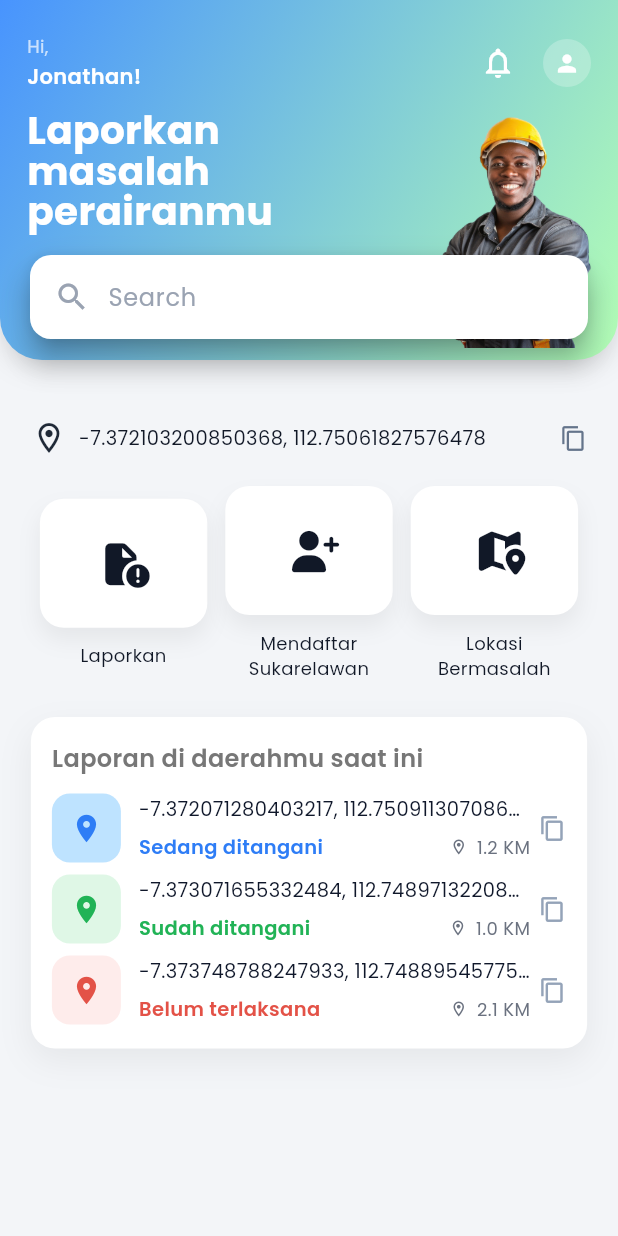
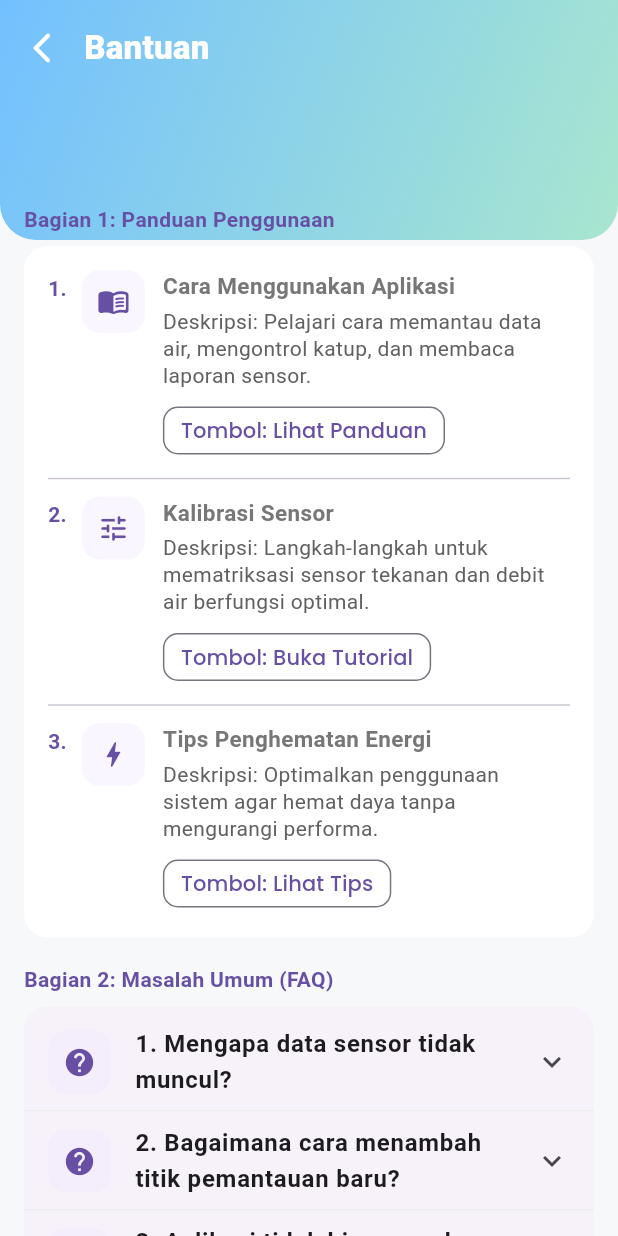
Before and after one commit to ArifbillahKamil/Water-Guard-Project, a Flutter app: the screen it shows after launch, on a phone screen of 412 x 824 dp. Run offline on Flutter 3.47's test engine with Material 3 defaults, Android fonts, the phone set to English and light mode, and no system bars; our stand-ins replace font_awesome_flutter, google_fonts, image_picker.

Commit message:
Update screen Bantuan

```diff
--- a/lib/main.dart
+++ b/lib/main.dart
@@ -1,4 +1,6 @@
 import 'package:flutter/material.dart';
+import 'package:flutter_application_1/screens/Worker_Sign_up.dart';
+import 'package:flutter_application_1/screens/bantuan_screen.dart';
 import 'package:flutter_application_1/screens/dashboard_screen.dart';
 import 'package:flutter_application_1/screens/forgot_password.dart';
 import 'package:flutter_application_1/screens/loading_screen.dart';
@@ -9,6 +11,7 @@ import 'package:flutter_application_1/screens/profile_settings_screen.dart';
 import 'package:flutter_application_1/screens/register_screen.dart';
 import 'package:flutter_application_1/screens/report_screen.dart';
 import 'package:flutter_application_1/screens/splash_screen.dart';
+import 'package:flutter_application_1/screens/bantuan_screen.dart';
 import 'theme/app_theme.dart';
 
 void main() {
@@ -24,7 +27,7 @@ class MyApp extends StatelessWidget {
       title: 'Pelaporan Perairan',
       theme: AppTheme.lightTheme,
       debugShowCheckedModeBanner: false,
-      home: const Dashboard(),
+      home: const BantuanScreen(),
     );
   }
 }
--- /dev/null
+++ b/lib/screens/bantuan_screen.dart
@@ -0,0 +1,501 @@
+import 'package:flutter/material.dart';
+
+class BantuanScreen extends StatelessWidget {
+  const BantuanScreen({super.key});
+
+  @override
+  Widget build(BuildContext context) {
+    final cs = Theme.of(context).colorScheme;
+
+    return Scaffold(
+      backgroundColor: const Color(0xFFF7F8FA),
+      // Tidak pakai AppBar tinggi/ flexibleSpace lagi
+      body: SafeArea(
+        child: Stack(
+          children: [
+            // ==== HEADER GRADIENT SEBAGAI BAGIAN BODY (LAYOUT STABIL) ====
+            Container(
+              height: 160,
+              decoration: const BoxDecoration(
+                gradient: LinearGradient(
+                  colors: [Color(0xFF73C0FF), Color(0xFFA8E6CF)],
+                  begin: Alignment.topLeft,
+                  end: Alignment.bottomRight,
+                ),
+                borderRadius: BorderRadius.vertical(bottom: Radius.circular(24)),
+              ),
+            ),
+
+            // ==== KONTEN SCROLLABLE; KITA KASIH PADDING TOP SUPAYA TIDAK KE-TIMPA HEADER ====
+            SingleChildScrollView(
+              padding: const EdgeInsets.fromLTRB(16, 16 + 120, 16, 24),
+              child: Column(
+                crossAxisAlignment: CrossAxisAlignment.start,
+                children: [
+                  // Section 1
+                  _SectionLabel('Bagian 1: Panduan Penggunaan'),
+                  const SizedBox(height: 8),
+                  _CardSection(
+                    children: [
+                      _GuideTile(
+                        index: 1,
+                        leading: Icons.menu_book_rounded,
+                        title: 'Cara Menggunakan Aplikasi',
+                        description:
+                            'Pelajari cara memantau data air, mengontrol katup, dan membaca laporan sensor.',
+                        buttonText: 'Lihat Panduan',
+                        onPressed: () {},
+                      ),
+                      const Divider(height: 24),
+                      _GuideTile(
+                        index: 2,
+                        leading: Icons.tune_rounded,
+                        title: 'Kalibrasi Sensor',
+                        description:
+                            'Langkah-langkah untuk mematriksasi sensor tekanan dan debit air berfungsi optimal.',
+                        buttonText: 'Buka Tutorial',
+                        onPressed: () {},
+                      ),
+                      const Divider(height: 24),
+                      _GuideTile(
+                        index: 3,
+                        leading: Icons.bolt_rounded,
+                        title: 'Tips Penghematan Energi',
+                        description:
+                            'Optimalkan penggunaan sistem agar hemat daya tanpa mengurangi performa.',
+                        buttonText: 'Lihat Tips',
+                        onPressed: () {},
+                      ),
+                    ],
+                  ),
+
+                  const SizedBox(height: 18),
+                  const _SectionLabel('Bagian 2: Masalah Umum (FAQ)'),
+                  const SizedBox(height: 8),
+                  const _FaqAccordion(
+                    faqs: [
+                      _FaqItem(
+                        question: 'Mengapa data sensor tidak muncul?',
+                        answer:
+                            'Pastikan koneksi internet stabil dan sensor telah tersinkron dengan server pusat.',
+                      ),
+                      _FaqItem(
+                        question: 'Bagaimana cara menambah titik pemantauan baru?',
+                        answer:
+                            'Masuk ke menu Data Sensor → Tambah Titik Baru → Isi koordinat lokasi.',
+                      ),
+                      _FaqItem(
+                        question: 'Aplikasi tidak bisa masuk (login gagal)?',
+                        answer:
+                            'Periksa koneksi internet, pastikan akun aktif, atau hubungi admin wilayah.',
+                      ),
+                    ],
+                  ),
+
+                  const SizedBox(height: 18),
+                  const _SectionLabel('Bagian 3: Laporan & Dukungan Teknis'),
+                  const SizedBox(height: 8),
+                  _CardSection(
+                    children: [
+                      _GuideTile(
+                        index: 1,
+                        leading: Icons.report_problem_rounded,
+                        title: 'Laporkan Masalah',
+                        description:
+                            'Temukan bug atau kerusakan sistem air? Kirim laporan ke tim pusat.',
+                        buttonText: 'Laporkan Sekarang',
+                        onPressed: () {},
+                      ),
+                      const SizedBox(height: 16),
+                      _GuideTile(
+                        index: 2,
+                        leading: Icons.support_agent_rounded,
+                        title: 'Hubungi Admin Teknis',
+                        description:
+                            'Butuh bantuan langsung? Hubungi admin atau pusat kontrol.',
+                        buttonText: 'Chat Admin',
+                        onPressed: () {},
+                      ),
+                      const SizedBox(height: 16),
+                      _ContactCard(
+                        phoneDisplay: '(021) 800-xxxx',
+                        onCall: () {},
+                      ),
+                    ],
+                  ),
+
+                  const SizedBox(height: 18),
+                  const _SectionLabel('Bagian 4: Informasi Tambahan'),
+                  const SizedBox(height: 8),
+                  const _InfoList(
+                    items: [
+                      _InfoRow(
+                        icon: Icons.privacy_tip_rounded,
+                        title: 'Kebijakan Privasi',
+                      ),
+                      _InfoRow(
+                        icon: Icons.description_rounded,
+                        title: 'Syarat & Ketentuan',
+                      ),
+                      _InfoRow(
+                        icon: Icons.system_update_rounded,
+                        title: 'Versi Aplikasi: v1.0.0 (Beta)',
+                      ),
+                      _InfoRow(
+                        icon: Icons.schedule_rounded,
+                        title: 'Terakhir Diperbarui: 20 Oktober 2025',
+                      ),
+                    ],
+                  ),
+
+                  SizedBox(height: MediaQuery.of(context).padding.bottom + 8),
+                ],
+              ),
+            ),
+
+            // ==== TITLE + BACK DI ATAS GRADIENT ====
+            Positioned(
+              left: 4,
+              top: 8,
+              child: Row(
+                children: [
+                  IconButton(
+                    icon: const Icon(Icons.arrow_back_ios_new_rounded,
+                        color: Colors.white),
+                    onPressed: () => Navigator.maybePop(context),
+                  ),
+                  const SizedBox(width: 4),
+                  const Text(
+                    'Bantuan',
+                    style: TextStyle(
+                      color: Colors.white,
+                      fontSize: 22,
+                      fontWeight: FontWeight.w800,
+                      letterSpacing: .2,
+                    ),
+                  ),
+                ],
+              ),
+            ),
+          ],
+        ),
+      ),
+    );
+  }
+}
+
+/// ====== UI atoms & molecules ======
+
+class _SectionLabel extends StatelessWidget {
+  const _SectionLabel(this.text);
+  final String text;
+
+  @override
+  Widget build(BuildContext context) {
+    final cs = Theme.of(context).colorScheme;
+    return Text(text,
+        style: TextStyle(fontWeight: FontWeight.w700, color: cs.primary));
+  }
+}
+
+class _CardSection extends StatelessWidget {
+  const _CardSection({required this.children});
+  final List<Widget> children;
+
+  @override
+  Widget build(BuildContext context) {
+    return Card(
+      elevation: 0,
+      color: Colors.white,
+      margin: EdgeInsets.zero,
+      shape: RoundedRectangleBorder(borderRadius: BorderRadius.circular(16)),
+      child: Padding(
+        padding: const EdgeInsets.all(16),
+        child:
+            Column(crossAxisAlignment: CrossAxisAlignment.start, children: children),
+      ),
+    );
+  }
+}
+
+class _GuideTile extends StatelessWidget {
+  const _GuideTile({
+    required this.index,
+    required this.leading,
+    required this.title,
+    required this.description,
+    required this.buttonText,
+    required this.onPressed,
+  });
+
+  final int index;
+  final IconData leading;
+  final String title;
+  final String description;
+  final String buttonText;
+  final VoidCallback onPressed;
+
+  @override
+  Widget build(BuildContext context) {
+    final cs = Theme.of(context).colorScheme;
+    return Row(
+      crossAxisAlignment: CrossAxisAlignment.start,
+      children: [
+        Padding(
+          padding: const EdgeInsets.only(right: 10, top: 2),
+          child: Text(
+            '$index.',
+            style: TextStyle(fontWeight: FontWeight.w700, color: cs.primary),
+          ),
+        ),
+        Expanded(
+          child: Row(
+            crossAxisAlignment: CrossAxisAlignment.start,
+            children: [
+              _IconBadge(icon: leading),
+              const SizedBox(width: 12),
+              Expanded(
+                child: Column(
+                  crossAxisAlignment: CrossAxisAlignment.start,
+                  children: [
+                    Text(title,
+                        style: const TextStyle(
+                            fontWeight: FontWeight.w700, fontSize: 15)),
+                    const SizedBox(height: 4),
+                    Text(
+                      'Deskripsi: $description',
+                      style:
+                          TextStyle(color: Colors.grey.shade700, height: 1.25),
+                    ),
+                    const SizedBox(height: 8),
+                    Align(
+                      alignment: Alignment.centerLeft,
+                      child: OutlinedButton(
+                        onPressed: onPressed,
+                        style: OutlinedButton.styleFrom(
+                          visualDensity: VisualDensity.compact,
+                          padding: const EdgeInsets.symmetric(
+                              horizontal: 12, vertical: 8),
+                          shape: RoundedRectangleBorder(
+                              borderRadius: BorderRadius.circular(10)),
+                        ),
+                        child: Text('Tombol: $buttonText'),
+                      ),
+                    ),
+                  ],
+                ),
+              ),
+            ],
+          ),
+        ),
+      ],
+    );
+  }
+}
+
+class _IconBadge extends StatelessWidget {
+  const _IconBadge({required this.icon});
+  final IconData icon;
+
+  @override
+  Widget build(BuildContext context) {
+    final cs = Theme.of(context).colorScheme;
+    return Container(
+      decoration: BoxDecoration(
+        color: cs.primaryContainer.withOpacity(.25),
+        borderRadius: BorderRadius.circular(12),
+      ),
+      padding: const EdgeInsets.all(10),
+      child: Icon(icon, color: cs.primary, size: 22),
+    );
+  }
+}
+
+class _FaqAccordion extends StatefulWidget {
+  const _FaqAccordion({required this.faqs});
+  final List<_FaqItem> faqs;
+
+  @override
+  State<_FaqAccordion> createState() => _FaqAccordionState();
+}
+
+class _FaqAccordionState extends State<_FaqAccordion> {
+  late List<bool> _expanded;
+
+  @override
+  void initState() {
+    super.initState();
+    _expanded = List<bool>.filled(widget.faqs.length, false);
+  }
+
+  @override
+  Widget build(BuildContext context) {
+    return Card(
+      elevation: 0,
+      margin: EdgeInsets.zero,
+      shape: RoundedRectangleBorder(borderRadius: BorderRadius.circular(16)),
+      child: Padding(
+        padding: const EdgeInsets.symmetric(vertical: 4),
+        child: Column(
+          children: [
+            for (int i = 0; i < widget.faqs.length; i++) ...[
+              Theme(
+                data: Theme.of(context).copyWith(dividerColor: Colors.transparent),
+                child: ExpansionTile(
+                  tilePadding:
+                      const EdgeInsets.symmetric(horizontal: 16, vertical: 0),
+                  shape: const RoundedRectangleBorder(
+                    side: BorderSide(color: Colors.transparent),
+                  ),
+                  onExpansionChanged: (v) => setState(() => _expanded[i] = v),
+                  leading: _IconBadge(
+                    icon: _expanded[i]
+                        ? Icons.help_outline_rounded
+                        : Icons.help_rounded,
+                  ),
+                  title: Text(
+                    '${i + 1}. ${widget.faqs[i].question}',
+                    style: const TextStyle(fontWeight: FontWeight.w700),
+                  ),
+                  childrenPadding:
+                      const EdgeInsets.fromLTRB(16 + 48, 0, 16, 16),
+                  children: [
+                    Align(
+                      alignment: Alignment.centerLeft,
+                      child: Text(
+                        'Jawaban: ${widget.faqs[i].answer}',
+                        style: TextStyle(
+                          color: Colors.grey.shade800,
+                          height: 1.35,
+                        ),
+                      ),
+                    ),
+                  ],
+                ),
+              ),
+              if (i != widget.faqs.length - 1)
+                Divider(height: 0, color: Colors.grey.shade200),
+            ],
+          ],
+        ),
+      ),
+    );
+  }
+}
+
+class _FaqItem {
+  final String question;
+  final String answer;
+  const _FaqItem({required this.question, required this.answer});
+}
+
+class _ContactCard extends StatelessWidget {
+  const _ContactCard({required this.phoneDisplay, required this.onCall});
+
+  final String phoneDisplay;
+  final VoidCallback onCall;
+
+  @override
+  Widget build(BuildContext context) {
+    final cs = Theme.of(context).colorScheme;
+    return Container(
+      decoration: BoxDecoration(
+        border: Border.all(color: Colors.grey.shade200),
+        color: cs.surface,
+        borderRadius: BorderRadius.circular(14),
+      ),
+      padding: const EdgeInsets.all(12),
+      child: Row(
+        crossAxisAlignment: CrossAxisAlignment.center,
+        children: [
+          const _IconBadge(icon: Icons.phone_in_talk_rounded),
+          const SizedBox(width: 12),
+
+          // Info di kiri (ambil ruang fleksibel)
+          Expanded(
+            child: Column(
+              crossAxisAlignment: CrossAxisAlignment.start,
+              children: [
+                const Text('Kontak Darurat',
+                    style: TextStyle(fontWeight: FontWeight.w700, fontSize: 15)),
+                const SizedBox(height: 2),
+                Text('Nomor: $phoneDisplay',
+                    style: TextStyle(color: Colors.grey.shade700)),
+              ],
+            ),
+          ),
+
+          const SizedBox(width: 8),
+
+          // >>> FIX: batasi lebar tombol & hindari Infinity
+          ConstrainedBox(
+            constraints: const BoxConstraints(
+              minHeight: 40,
+              maxWidth: 180, // kamu boleh atur 140–200 sesuai kebutuhan
+            ),
+            child: ElevatedButton.icon(
+              onPressed: onCall,
+              icon: const Icon(Icons.call_rounded, size: 18),
+              label: const Text('Panggil'),
+              style: ElevatedButton.styleFrom(
+                padding: const EdgeInsets.symmetric(horizontal: 12, vertical: 10),
+                tapTargetSize: MaterialTapTargetSize.shrinkWrap,
+                shape: RoundedRectangleBorder(
+                  borderRadius: BorderRadius.circular(10),
+                ),
+                minimumSize: const Size(0, 40), // tinggi minimal aman
+              ),
+            ),
+          ),
+        ],
+      ),
+    );
+  }
+}
+
+
+class _InfoList extends StatelessWidget {
+  const _InfoList({required this.items});
+  final List<_InfoRow> items;
+
+  @override
+  Widget build(BuildContext context) {
+    return Card(
+      elevation: 0,
+      margin: EdgeInsets.zero,
+      shape: RoundedRectangleBorder(borderRadius: BorderRadius.circular(16)),
+      child: Column(
+        children: [
+          for (int i = 0; i < items.length; i++) ...[
+            items[i],
+            if (i != items.length - 1)
+              Divider(height: 0, color: Colors.grey.shade200),
+          ],
+        ],
+      ),
+    );
+  }
+}
+
+class _InfoRow extends StatelessWidget {
+  const _InfoRow({
+    required this.icon,
+    required this.title,
+    this.onTap,
+  });
+
+  final IconData icon;
+  final String title;
+  final VoidCallback? onTap;
+
+  @override
+  Widget build(BuildContext context) {
+    return ListTile(
+      leading: _IconBadge(icon: icon),
+      title: Text(title),
+      trailing: onTap != null ? const Icon(Icons.chevron_right_rounded) : null,
+      onTap: onTap,
+      contentPadding: const EdgeInsets.symmetric(horizontal: 12, vertical: 2),
+    );
+  }
+}
```
